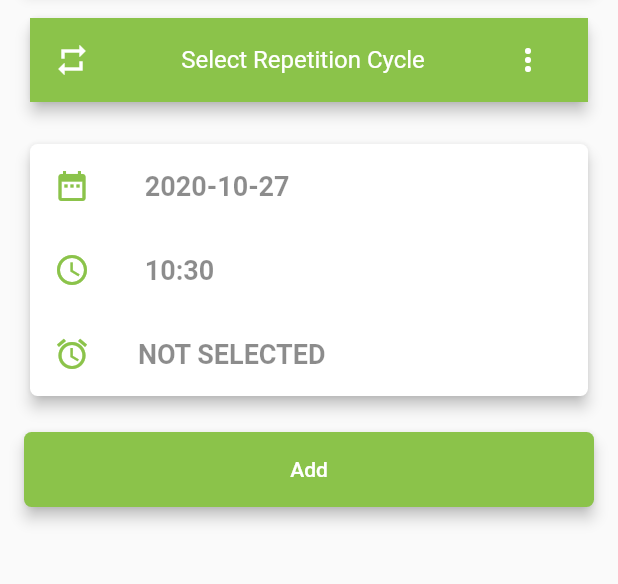
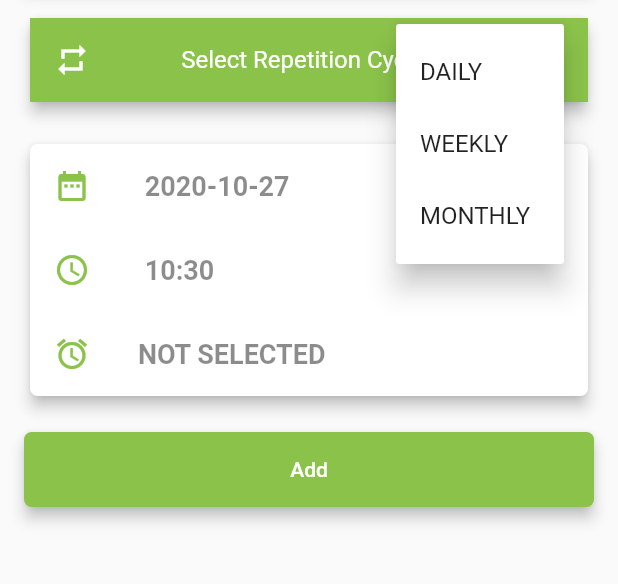
Before and after one commit to abtuhin/reminder-flutter-app, a Flutter app: the AddReminder screen opened by its route, after a tap on "Select Repetition Cycle", on a phone screen of 412 x 824 dp, the part 291-875 px from its top. Run offline on Flutter 3.47's test engine with Material 2 defaults, Android fonts, the phone set to English and light mode, and no system bars; our stand-ins replace flutter_datetime_picker, shared_preferences; accounts and stored records are empty.

Commit message:
Fix popup button hide issue

```diff
--- a/lib/pages/add_reminder.dart
+++ b/lib/pages/add_reminder.dart
@@ -85,12 +85,9 @@ class _State extends State<AddReminder> {
             title: new Center(
                 child: new Text('Select Repetition Cycle',
                     style: TextStyle(color: Colors.white))),
-            trailing: IconButton(
-                icon: Icon(
-              Icons.more_vert,
-              color: Colors.white,
-            )),
+            trailing: button,
             onTap: () {
+              print('asjkdhasjkdhkjas');
               dynamic state = _menuKey.currentState;
               state.showButtonMenu();
             }));
```
